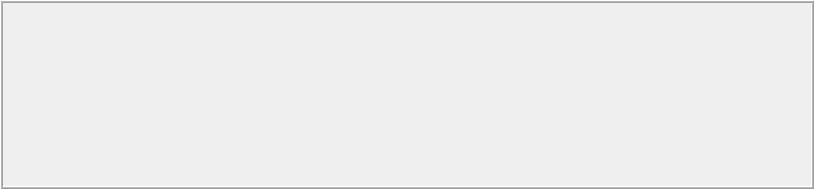
isis-group/vast, file forms/imageStackWidget.ui: the form before one commit.
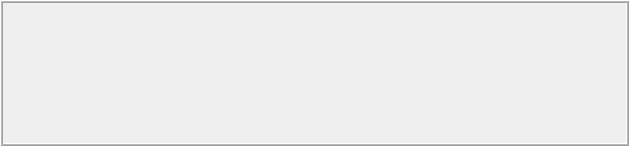
The form after the commit. Icons and pictures are not drawn.

```diff
--- a/forms/imageStackWidget.ui
+++ b/forms/imageStackWidget.ui
@@ -6,8 +6,8 @@
    <rect>
     <x>0</x>
     <y>0</y>
-    <width>814</width>
-    <height>189</height>
+    <width>629</width>
+    <height>146</height>
    </rect>
   </property>
   <property name="sizePolicy">
```
